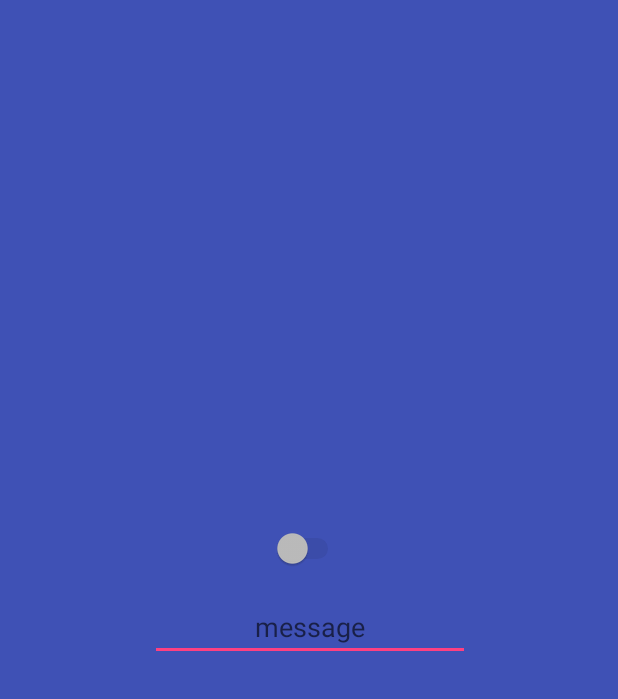
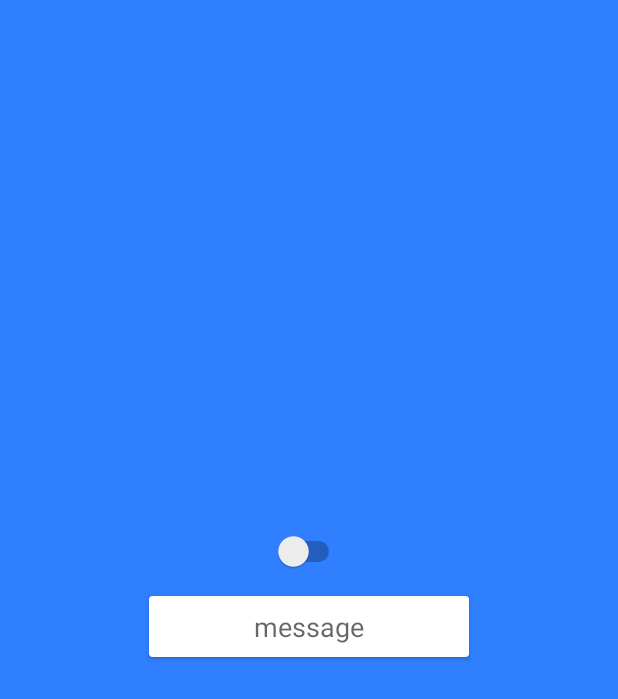
Before and after one commit to NickvanDyke/Whos-Down-Android, an Android app: the screen it shows after launch once a user with an empty profile is signed in (MainActivity), on a phone screen of 412 x 824 dp. Shown: the top 699 px of the screen. Run offline under Robolectric (Android 15) with nearby library versions, the phone set to English and light mode, and no system bars; our stand-ins replace Firebase (no records; nobody signed in at launch, a user with empty details on screens opened directly), data binding; 9 statements that could not run were skipped.

Commit message:
Organize classes, more MVVM, fix crash, change colors/look a bit

```diff
--- a/app/src/main/AndroidManifest.xml
+++ b/app/src/main/AndroidManifest.xml
@@ -13,7 +13,7 @@
         android:theme="@style/AppTheme"
         android:name=".App">
         <activity
-            android:name=".ui.MainActivity"
+            android:name="com.vandyke.whosdown.ui.main.view.MainActivity"
             android:screenOrientation="portrait"
             android:windowSoftInputMode="adjustPan">
             <intent-filter>
@@ -23,7 +23,7 @@
             </intent-filter>
         </activity>
         <activity
-            android:name=".PermissionsActivity"
+            android:name=".ui.permissions.PermissionsActivity"
             android:screenOrientation="portrait">
         </activity>
 
--- a/app/src/main/java/com/vandyke/whosdown/App.kt
+++ b/app/src/main/java/com/vandyke/whosdown/App.kt
@@ -1,12 +1,6 @@
 package com.vandyke.whosdown
 
 import android.app.Application
-import com.google.firebase.auth.FirebaseAuth
-import com.google.firebase.database.DatabaseReference
-import com.google.firebase.database.FirebaseDatabase
-
-val auth = FirebaseAuth.getInstance()
-val database: DatabaseReference = FirebaseDatabase.getInstance().reference
 
 class App : Application() {
 
--- a/app/src/main/java/com/vandyke/whosdown/data/DownStatus.kt
+++ /dev/null
@@ -1,4 +0,0 @@
-package com.vandyke.whosdown.data
-
-data class DownStatus(val down: Boolean = false,
-                      val message: String = "")
--- a/app/src/main/java/com/vandyke/whosdown/data/Peep.kt
+++ b/app/src/main/java/com/vandyke/whosdown/data/Peep.kt
@@ -6,10 +6,4 @@ data class Peep(val name: String,
                 val pic: Uri,
                 val number: String,
                 val down: Boolean,
-                var message: String) {
-
-//    override fun equals(other: Any?): Boolean {
-//        if (other !is Peep) return false
-//        return number == other.number
-//    }
-}
+                var message: String)
--- /dev/null
+++ b/app/src/main/java/com/vandyke/whosdown/data/UserNode.kt
@@ -0,0 +1,4 @@
+package com.vandyke.whosdown.data
+
+data class UserNode(val down: Boolean = false,
+                    val message: String = "")
--- a/app/src/main/java/com/vandyke/whosdown/ui/FirebaseModel.kt
+++ b/app/src/main/java/com/vandyke/whosdown/ui/main/model/FirebaseModel.kt
@@ -1,4 +1,4 @@
-package com.vandyke.whosdown.ui
+package com.vandyke.whosdown.ui.main.model
 
 import android.content.Context
 import android.content.CursorLoader
@@ -10,8 +10,9 @@ import com.google.firebase.database.DataSnapshot
 import com.google.firebase.database.DatabaseError
 import com.google.firebase.database.FirebaseDatabase
 import com.google.firebase.database.ValueEventListener
-import com.vandyke.whosdown.data.DownStatus
 import com.vandyke.whosdown.data.Peep
+import com.vandyke.whosdown.data.UserNode
+import com.vandyke.whosdown.ui.main.viewmodel.ViewModel
 import com.vandyke.whosdown.util.GenUtil
 
 class FirebaseModel(val viewModel: ViewModel) {
@@ -33,8 +34,8 @@ class FirebaseModel(val viewModel: ViewModel) {
 
     val localNumberListener = object : ValueEventListener {
         override fun onDataChange(dataSnapshot: DataSnapshot) {
-            val downStatus = dataSnapshot.getValue(DownStatus::class.java) ?: return
-            println("new DownStatus for local user: $downStatus")
+            val downStatus = dataSnapshot.getValue(UserNode::class.java) ?: return
+            println("new UserNode for local user: $downStatus")
             viewModel.down.set(downStatus.down)
             viewModel.message.set(downStatus.message)
         }
@@ -81,7 +82,7 @@ class FirebaseModel(val viewModel: ViewModel) {
             if (number != null) {
                 database.reference.child(number)?.addValueEventListener(object : ValueEventListener {
                     override fun onDataChange(dataSnapshot: DataSnapshot) {
-                        val downStatus = dataSnapshot.getValue(DownStatus::class.java) ?: return
+                        val downStatus = dataSnapshot.getValue(UserNode::class.java) ?: return
                         val uri = Uri.parse("") // Uri.parse(cursor.getString(uriCol)) TODO: get proper contact thumbnail uri
                         val peep = Peep(name, uri, dataSnapshot.key, downStatus.down, downStatus.message)
                         println("peep update: $peep")
--- a/app/src/main/java/com/vandyke/whosdown/ui/peepslist/PeepHolder.kt
+++ b/app/src/main/java/com/vandyke/whosdown/ui/main/view/peepslist/PeepHolder.kt
@@ -1,4 +1,4 @@
-package com.vandyke.whosdown.ui.peepslist
+package com.vandyke.whosdown.ui.main.view.peepslist
 
 import android.content.Intent
 import android.net.Uri
--- a/app/src/main/java/com/vandyke/whosdown/ui/peepslist/PeepsAdapter.kt
+++ b/app/src/main/java/com/vandyke/whosdown/ui/main/view/peepslist/PeepsAdapter.kt
@@ -1,4 +1,4 @@
-package com.vandyke.whosdown.ui.peepslist
+package com.vandyke.whosdown.ui.main.view.peepslist
 
 import android.databinding.ObservableList
 import android.support.v7.widget.RecyclerView
@@ -6,7 +6,7 @@ import android.view.View
 import android.view.ViewGroup
 import com.vandyke.whosdown.R
 import com.vandyke.whosdown.data.Peep
-import com.vandyke.whosdown.ui.ViewModel
+import com.vandyke.whosdown.ui.main.viewmodel.ViewModel
 
 class PeepsAdapter(val viewModel: ViewModel) : RecyclerView.Adapter<PeepHolder>() {
     init {
--- a/app/src/main/java/com/vandyke/whosdown/ui/ViewModel.kt
+++ b/app/src/main/java/com/vandyke/whosdown/ui/main/viewmodel/ViewModel.kt
@@ -1,9 +1,10 @@
-package com.vandyke.whosdown.ui
+package com.vandyke.whosdown.ui.main.viewmodel
 
 import android.app.Application
 import android.arch.lifecycle.AndroidViewModel
 import android.databinding.*
 import com.vandyke.whosdown.data.Peep
+import com.vandyke.whosdown.ui.main.model.FirebaseModel
 
 
 class ViewModel(application: Application) : AndroidViewModel(application) {
@@ -26,7 +27,7 @@ class ViewModel(application: Application) : AndroidViewModel(application) {
         })
     }
 
-    fun onDownSwitched(down: Boolean) {
+    fun onDownSwitchClicked(down: Boolean) {
         model.setUserDown(down)
     }
 
--- a/app/src/main/java/com/vandyke/whosdown/PermissionsActivity.kt
+++ b/app/src/main/java/com/vandyke/whosdown/ui/permissions/PermissionsActivity.kt
@@ -1,4 +1,4 @@
-package com.vandyke.whosdown
+package com.vandyke.whosdown.ui.permissions
 
 import android.Manifest
 import android.app.Activity
@@ -10,7 +10,8 @@ import android.support.v4.content.ContextCompat
 import android.view.View
 import com.firebase.ui.auth.AuthUI
 import com.google.firebase.auth.FirebaseAuth
-import com.vandyke.whosdown.ui.MainActivity
+import com.vandyke.whosdown.R
+import com.vandyke.whosdown.ui.main.view.MainActivity
 import kotlinx.android.synthetic.main.activity_permissions.*
 
 class PermissionsActivity : Activity() {
--- a/app/src/main/res/layout/activity_main.xml
+++ b/app/src/main/res/layout/activity_main.xml
@@ -1,21 +1,19 @@
 <?xml version="1.0" encoding="utf-8"?>
 <layout xmlns:app="http://schemas.android.com/apk/res-auto"
         xmlns:android="http://schemas.android.com/apk/res/android"
-        xmlns:tools="http://schemas.android.com/tools">
+    >
 
     <data>
-
         <import type="android.view.View"/>
 
         <variable
             name="viewModel"
-            type="com.vandyke.whosdown.ui.ViewModel"/>
+            type="com.vandyke.whosdown.ui.viewmodel.ViewModel"/>
     </data>
 
     <android.support.constraint.ConstraintLayout
         android:layout_width="match_parent"
-        android:layout_height="match_parent"
-        tools:context="com.vandyke.whosdown.ui.MainActivity">
+        android:layout_height="match_parent">
 
         <android.support.constraint.ConstraintLayout
             android:layout_width="0dp"
@@ -33,32 +31,25 @@
 
             <Switch
                 android:checked="@{viewModel.down}"
-                android:onClick="@{() -> viewModel.onDownSwitched(downSwitch.isChecked())}"
+                android:onClick="@{() -> viewModel.onDownSwitchClicked(downSwitch.isChecked())}"
                 android:enabled="@{viewModel.connected}"
                 android:layout_width="wrap_content"
                 android:layout_height="wrap_content"
                 android:id="@+id/downSwitch"
                 app:layout_constraintTop_toTopOf="parent"
                 android:layout_marginTop="32dp"
-                app:layout_constraintBottom_toTopOf="@+id/localUserMessage"
+                app:layout_constraintBottom_toTopOf="@+id/messageCard"
                 android:layout_marginBottom="8dp"
                 android:layout_marginEnd="0dp"
                 app:layout_constraintRight_toRightOf="parent"
                 android:layout_marginStart="0dp"
                 app:layout_constraintLeft_toLeftOf="parent"
-                app:layout_constraintVertical_chainStyle="packed"
-                app:layout_constraintHorizontal_bias="0.498"/>
+                app:layout_constraintVertical_chainStyle="packed"/>
 
-            <EditText
-                android:text="@={viewModel.message}"
-                android:hint="message"
-                android:gravity="center"
+            <android.support.v7.widget.CardView
                 android:layout_width="wrap_content"
                 android:layout_height="wrap_content"
-                android:inputType="textPersonName"
-                android:ems="10"
-                android:maxLength="100"
-                android:id="@+id/localUserMessage"
+                android:id="@+id/messageCard"
                 android:layout_marginTop="8dp"
                 app:layout_constraintTop_toBottomOf="@+id/downSwitch"
                 android:layout_marginStart="16dp"
@@ -66,8 +57,24 @@
                 android:layout_marginEnd="16dp"
                 app:layout_constraintRight_toRightOf="parent"
                 app:layout_constraintBottom_toBottomOf="parent"
-                android:layout_marginBottom="64dp"
-                app:layout_constraintHorizontal_bias="0.503"/>
+                android:layout_marginBottom="64dp">
+                <EditText
+                    android:text="@={viewModel.message}"
+                    android:hint="message"
+                    android:gravity="center"
+                    android:layout_width="wrap_content"
+                    android:layout_height="wrap_content"
+                    android:inputType="textPersonName"
+                    android:ems="10"
+                    android:maxLength="100"
+                    android:id="@+id/userMessage"
+                    android:background="@null"
+                    android:padding="8dp"/>
+
+            </android.support.v7.widget.CardView>
+
+
+
         </android.support.constraint.ConstraintLayout>
 
         <android.support.constraint.Guideline
@@ -85,8 +92,7 @@
             app:layout_constraintRight_toRightOf="parent"
             app:layout_constraintTop_toBottomOf="@id/guideline"
             android:id="@+id/peepsList"
-            android:layout_marginBottom="0dp">
-        </android.support.v7.widget.RecyclerView>
+            android:layout_marginBottom="0dp"/>
 
     </android.support.constraint.ConstraintLayout>
 
--- a/app/src/main/res/values/colors.xml
+++ b/app/src/main/res/values/colors.xml
@@ -1,6 +1,6 @@
 <?xml version="1.0" encoding="utf-8"?>
 <resources>
-    <color name="colorPrimary">#3F51B5</color>
-    <color name="colorPrimaryDark">#303F9F</color>
-    <color name="colorAccent">#FF4081</color>
+    <color name="colorPrimary">#307fff</color>
+    <color name="colorPrimaryDark">#307fff</color>
+    <color name="colorAccent">#0e68f9</color>
 </resources>
```
Also changed, not shown: app/src/main/java/com/vandyke/whosdown/ui/main/view/MainActivity.kt (renamed from app/src/main/java/com/vandyke/whosdown/ui/MainActivity.kt, +5 -3 lines).
